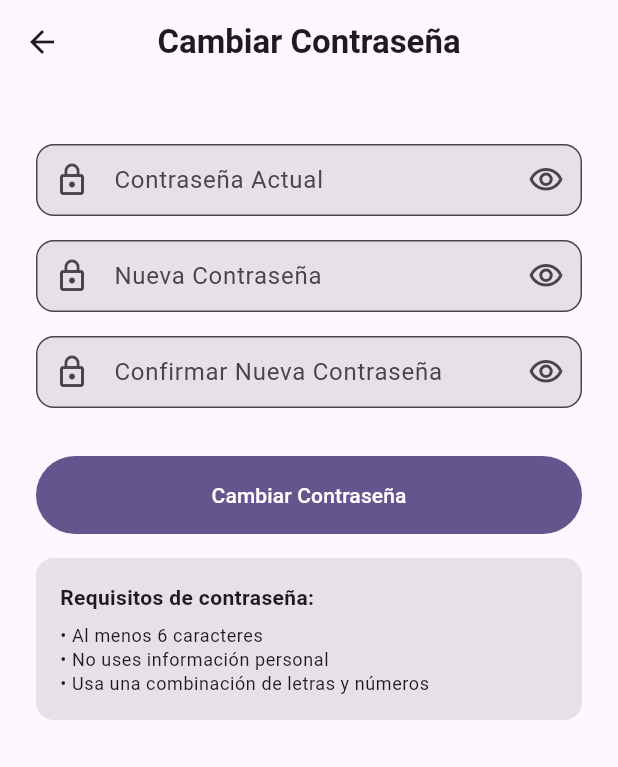
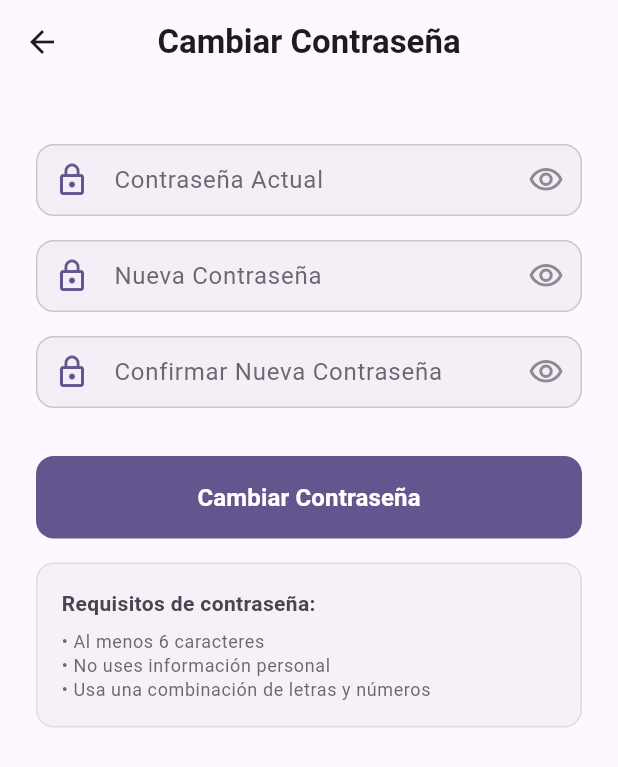
Before and after one commit to HectorZL/journal-notes, a Flutter app: the MainNavigationScreen screen opened directly, item 4 of the bottom bar chosen, after a tap on "Cambiar contraseña", on a phone screen of 412 x 824 dp. Shown: the top 767 px of the screen. Run offline on Flutter 3.47's test engine with Material 3 defaults, Android fonts, the phone set to English and light mode, and no system bars; our stand-ins replace email_validator, flutter_riverpod, flutter_secure_storage, flutter_staggered_animations, google_fonts, shared_preferences and 2 more; accounts and stored records are empty.

Commit message:
<fix>[color of the message in the change password]: <description>
[optional body]

[optional footer(s)]

```diff
--- a/lib/ui/screens/profile/change_password_screen.dart
+++ b/lib/ui/screens/profile/change_password_screen.dart
@@ -203,14 +203,17 @@ class _ChangePasswordScreenState extends ConsumerState<ChangePasswordScreen> {
               TextFormField(
                 controller: _currentPasswordController,
                 obscureText: _obscureCurrentPassword,
+                style: TextStyle(color: theme.colorScheme.onSurfaceVariant),
                 decoration: InputDecoration(
                   labelText: 'Contraseña Actual',
-                  prefixIcon: const Icon(Icons.lock_outline),
+                  labelStyle: TextStyle(color: theme.colorScheme.onSurfaceVariant.withOpacity(0.8)),
+                  prefixIcon: Icon(Icons.lock_outline, color: theme.colorScheme.primary),
                   suffixIcon: IconButton(
                     icon: Icon(
                       _obscureCurrentPassword
                           ? Icons.visibility_outlined
                           : Icons.visibility_off_outlined,
+                      color: theme.colorScheme.onSurfaceVariant.withOpacity(0.6),
                     ),
                     onPressed: () {
                       setState(() {
@@ -218,6 +221,24 @@ class _ChangePasswordScreenState extends ConsumerState<ChangePasswordScreen> {
                       });
                     },
                   ),
+                  enabledBorder: OutlineInputBorder(
+                    borderSide: BorderSide(color: theme.colorScheme.outlineVariant),
+                    borderRadius: BorderRadius.circular(12),
+                  ),
+                  focusedBorder: OutlineInputBorder(
+                    borderSide: BorderSide(color: theme.colorScheme.primary, width: 2),
+                    borderRadius: BorderRadius.circular(12),
+                  ),
+                  errorBorder: OutlineInputBorder(
+                    borderSide: BorderSide(color: theme.colorScheme.error),
+                    borderRadius: BorderRadius.circular(12),
+                  ),
+                  focusedErrorBorder: OutlineInputBorder(
+                    borderSide: BorderSide(color: theme.colorScheme.error, width: 2),
+                    borderRadius: BorderRadius.circular(12),
+                  ),
+                  filled: true,
+                  fillColor: theme.colorScheme.surfaceVariant.withOpacity(0.4),
                 ),
                 validator: (value) {
                   if (value == null || value.isEmpty) {
@@ -233,14 +254,17 @@ class _ChangePasswordScreenState extends ConsumerState<ChangePasswordScreen> {
               TextFormField(
                 controller: _newPasswordController,
                 obscureText: _obscureNewPassword,
+                style: TextStyle(color: theme.colorScheme.onSurfaceVariant),
                 decoration: InputDecoration(
                   labelText: 'Nueva Contraseña',
-                  prefixIcon: const Icon(Icons.lock_outline),
+                  labelStyle: TextStyle(color: theme.colorScheme.onSurfaceVariant.withOpacity(0.8)),
+                  prefixIcon: Icon(Icons.lock_outline, color: theme.colorScheme.primary),
                   suffixIcon: IconButton(
                     icon: Icon(
                       _obscureNewPassword
                           ? Icons.visibility_outlined
                           : Icons.visibility_off_outlined,
+                      color: theme.colorScheme.onSurfaceVariant.withOpacity(0.6),
                     ),
                     onPressed: () {
                       setState(() {
@@ -248,6 +272,24 @@ class _ChangePasswordScreenState extends ConsumerState<ChangePasswordScreen> {
                       });
                     },
                   ),
+                  enabledBorder: OutlineInputBorder(
+                    borderSide: BorderSide(color: theme.colorScheme.outlineVariant),
+                    borderRadius: BorderRadius.circular(12),
+                  ),
+                  focusedBorder: OutlineInputBorder(
+                    borderSide: BorderSide(color: theme.colorScheme.primary, width: 2),
+                    borderRadius: BorderRadius.circular(12),
+                  ),
+                  errorBorder: OutlineInputBorder(
+                    borderSide: BorderSide(color: theme.colorScheme.error),
+                    borderRadius: BorderRadius.circular(12),
+                  ),
+                  focusedErrorBorder: OutlineInputBorder(
+                    borderSide: BorderSide(color: theme.colorScheme.error, width: 2),
+                    borderRadius: BorderRadius.circular(12),
+                  ),
+                  filled: true,
+                  fillColor: theme.colorScheme.surfaceVariant.withOpacity(0.4),
                 ),
                 validator: (value) {
                   if (value == null || value.isEmpty) {
@@ -266,14 +308,17 @@ class _ChangePasswordScreenState extends ConsumerState<ChangePasswordScreen> {
               TextFormField(
                 controller: _confirmPasswordController,
                 obscureText: _obscureConfirmPassword,
+                style: TextStyle(color: theme.colorScheme.onSurfaceVariant),
                 decoration: InputDecoration(
                   labelText: 'Confirmar Nueva Contraseña',
-                  prefixIcon: const Icon(Icons.lock_outline),
+                  labelStyle: TextStyle(color: theme.colorScheme.onSurfaceVariant.withOpacity(0.8)),
+                  prefixIcon: Icon(Icons.lock_outline, color: theme.colorScheme.primary),
                   suffixIcon: IconButton(
                     icon: Icon(
                       _obscureConfirmPassword
                           ? Icons.visibility_outlined
                           : Icons.visibility_off_outlined,
+                      color: theme.colorScheme.onSurfaceVariant.withOpacity(0.6),
                     ),
                     onPressed: () {
                       setState(() {
@@ -281,6 +326,24 @@ class _ChangePasswordScreenState extends ConsumerState<ChangePasswordScreen> {
                       });
                     },
                   ),
+                  enabledBorder: OutlineInputBorder(
+                    borderSide: BorderSide(color: theme.colorScheme.outlineVariant),
+                    borderRadius: BorderRadius.circular(12),
+                  ),
+                  focusedBorder: OutlineInputBorder(
+                    borderSide: BorderSide(color: theme.colorScheme.primary, width: 2),
+                    borderRadius: BorderRadius.circular(12),
+                  ),
+                  errorBorder: OutlineInputBorder(
+                    borderSide: BorderSide(color: theme.colorScheme.error),
+                    borderRadius: BorderRadius.circular(12),
+                  ),
+                  focusedErrorBorder: OutlineInputBorder(
+                    borderSide: BorderSide(color: theme.colorScheme.error, width: 2),
+                    borderRadius: BorderRadius.circular(12),
+                  ),
+                  filled: true,
+                  fillColor: theme.colorScheme.surfaceVariant.withOpacity(0.4),
                 ),
                 validator: (value) {
                   if (value == null || value.isEmpty) {
@@ -300,6 +363,14 @@ class _ChangePasswordScreenState extends ConsumerState<ChangePasswordScreen> {
                 onPressed: _isLoading ? null : _changePassword,
                 style: FilledButton.styleFrom(
                   padding: const EdgeInsets.symmetric(vertical: 16),
+                  backgroundColor: theme.colorScheme.primary,
+                  foregroundColor: theme.colorScheme.onPrimary,
+                  disabledBackgroundColor: theme.colorScheme.onSurface.withOpacity(0.12),
+                  disabledForegroundColor: theme.colorScheme.onSurface.withOpacity(0.38),
+                  shape: RoundedRectangleBorder(
+                    borderRadius: BorderRadius.circular(12),
+                  ),
+                  elevation: 0,
                 ),
                 child: _isLoading
                     ? const SizedBox(
@@ -310,7 +381,13 @@ class _ChangePasswordScreenState extends ConsumerState<ChangePasswordScreen> {
                           strokeWidth: 2,
                         ),
                       )
-                    : const Text('Cambiar Contraseña'),
+                    : Text(
+                        'Cambiar Contraseña',
+                        style: TextStyle(
+                          fontSize: 16,
+                          fontWeight: FontWeight.w600,
+                        ),
+                      ),
               ),
 
               const SizedBox(height: 16),
@@ -319,8 +396,9 @@ class _ChangePasswordScreenState extends ConsumerState<ChangePasswordScreen> {
               Container(
                 padding: const EdgeInsets.all(16),
                 decoration: BoxDecoration(
-                  color: theme.colorScheme.surfaceContainerHighest.withValues(alpha: 128),
+                  color: theme.colorScheme.surfaceVariant.withOpacity(0.3),
                   borderRadius: BorderRadius.circular(12),
+                  border: Border.all(color: theme.colorScheme.outlineVariant.withOpacity(0.5)),
                 ),
                 child: Column(
                   crossAxisAlignment: CrossAxisAlignment.start,
@@ -329,12 +407,15 @@ class _ChangePasswordScreenState extends ConsumerState<ChangePasswordScreen> {
                       'Requisitos de contraseña:',
                       style: theme.textTheme.bodyMedium?.copyWith(
                         fontWeight: FontWeight.bold,
+                        color: theme.colorScheme.onSurfaceVariant,
                       ),
                     ),
                     const SizedBox(height: 8),
                     Text(
                       '• Al menos 6 caracteres\n• No uses información personal\n• Usa una combinación de letras y números',
-                      style: theme.textTheme.bodySmall,
+                      style: theme.textTheme.bodySmall?.copyWith(
+                        color: theme.colorScheme.onSurfaceVariant.withOpacity(0.8),
+                      ),
                     ),
                   ],
                 ),
```
